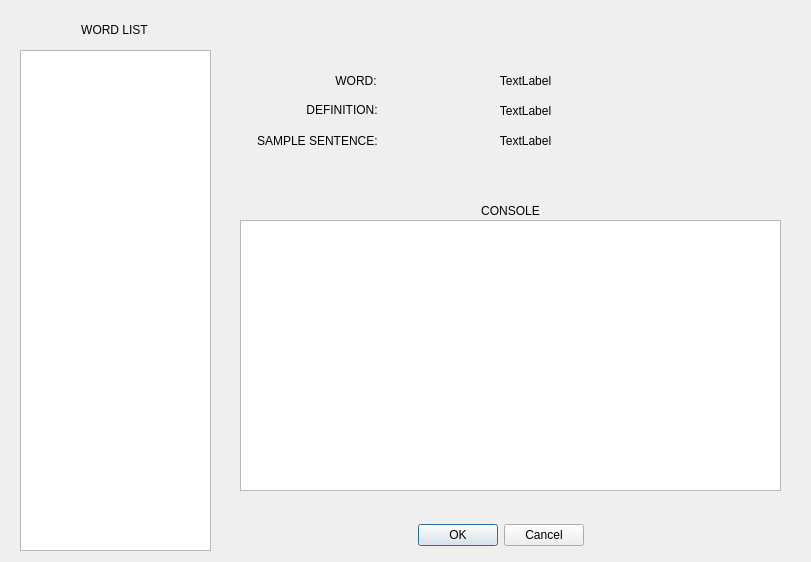
Qt form GUI.ui (Yee172/AlphabetQs) before a commit.
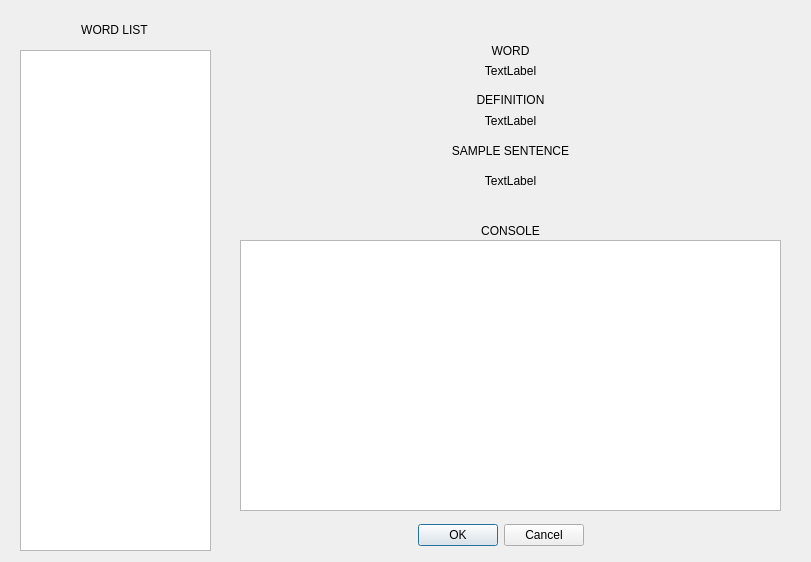
The same form after that commit.

Patch:
```diff
--- a/GUI.ui
+++ b/GUI.ui
@@ -67,25 +67,25 @@
   <widget class="QLabel" name="label_2">
    <property name="geometry">
     <rect>
-     <x>320</x>
-     <y>70</y>
-     <width>60</width>
+     <x>240</x>
+     <y>40</y>
+     <width>541</width>
      <height>21</height>
     </rect>
    </property>
    <property name="text">
-    <string>WORD: </string>
+    <string>WORD</string>
    </property>
    <property name="alignment">
-    <set>Qt::AlignRight|Qt::AlignTrailing|Qt::AlignVCenter</set>
+    <set>Qt::AlignCenter</set>
    </property>
   </widget>
   <widget class="QLabel" name="label_3">
    <property name="geometry">
     <rect>
-     <x>400</x>
-     <y>70</y>
-     <width>251</width>
+     <x>240</x>
+     <y>60</y>
+     <width>541</width>
      <height>21</height>
     </rect>
    </property>
@@ -99,25 +99,25 @@
   <widget class="QLabel" name="label_4">
    <property name="geometry">
     <rect>
-     <x>300</x>
-     <y>100</y>
-     <width>81</width>
+     <x>240</x>
+     <y>90</y>
+     <width>541</width>
      <height>20</height>
     </rect>
    </property>
    <property name="text">
-    <string>DEFINITION: </string>
+    <string>DEFINITION</string>
    </property>
    <property name="alignment">
-    <set>Qt::AlignRight|Qt::AlignTrailing|Qt::AlignVCenter</set>
+    <set>Qt::AlignCenter</set>
    </property>
   </widget>
   <widget class="QLabel" name="label_5">
    <property name="geometry">
     <rect>
-     <x>380</x>
-     <y>100</y>
-     <width>291</width>
+     <x>240</x>
+     <y>110</y>
+     <width>541</width>
      <height>21</height>
     </rect>
    </property>
@@ -131,26 +131,26 @@
   <widget class="QLabel" name="label_6">
    <property name="geometry">
     <rect>
-     <x>250</x>
-     <y>130</y>
-     <width>131</width>
+     <x>240</x>
+     <y>140</y>
+     <width>541</width>
      <height>21</height>
     </rect>
    </property>
    <property name="text">
-    <string>SAMPLE SENTENCE: </string>
+    <string>SAMPLE SENTENCE</string>
    </property>
    <property name="alignment">
-    <set>Qt::AlignRight|Qt::AlignTrailing|Qt::AlignVCenter</set>
+    <set>Qt::AlignCenter</set>
    </property>
   </widget>
   <widget class="QLabel" name="label_7">
    <property name="geometry">
     <rect>
-     <x>380</x>
-     <y>130</y>
-     <width>291</width>
-     <height>21</height>
+     <x>240</x>
+     <y>160</y>
+     <width>541</width>
+     <height>41</height>
     </rect>
    </property>
    <property name="text">
@@ -164,7 +164,7 @@
    <property name="geometry">
     <rect>
      <x>240</x>
-     <y>220</y>
+     <y>240</y>
      <width>541</width>
      <height>271</height>
     </rect>
@@ -174,7 +174,7 @@
    <property name="geometry">
     <rect>
      <x>240</x>
-     <y>200</y>
+     <y>220</y>
      <width>541</width>
      <height>21</height>
     </rect>
```
Left out of the diff: 16 changed lines with no effect on the pictures.
